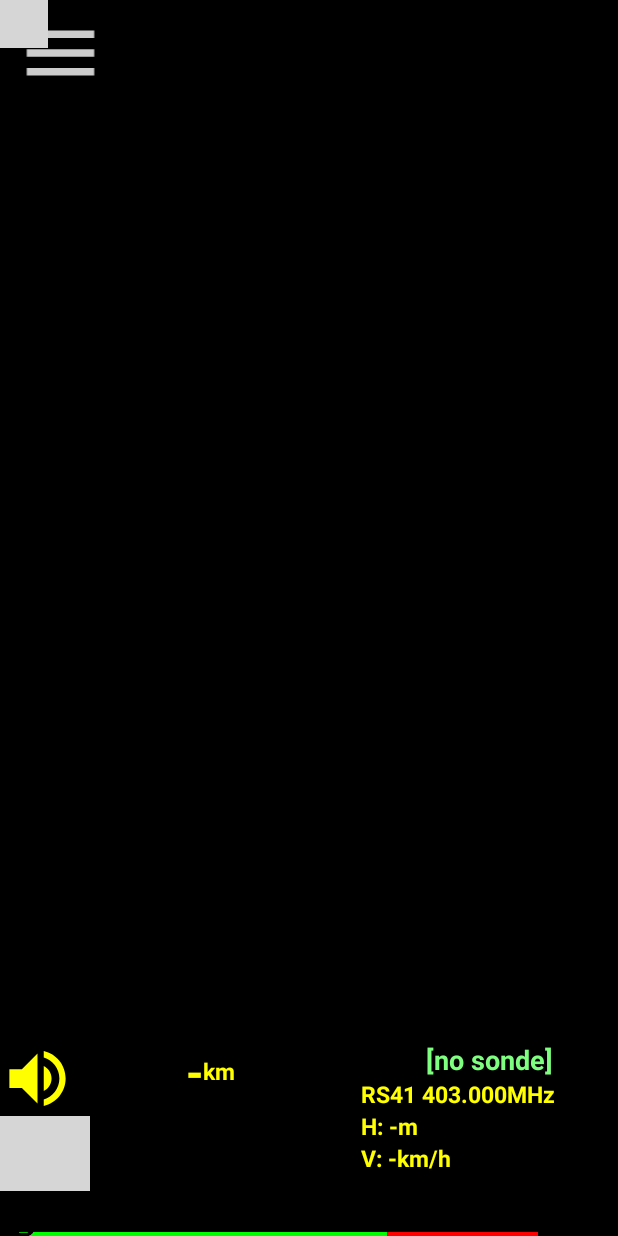
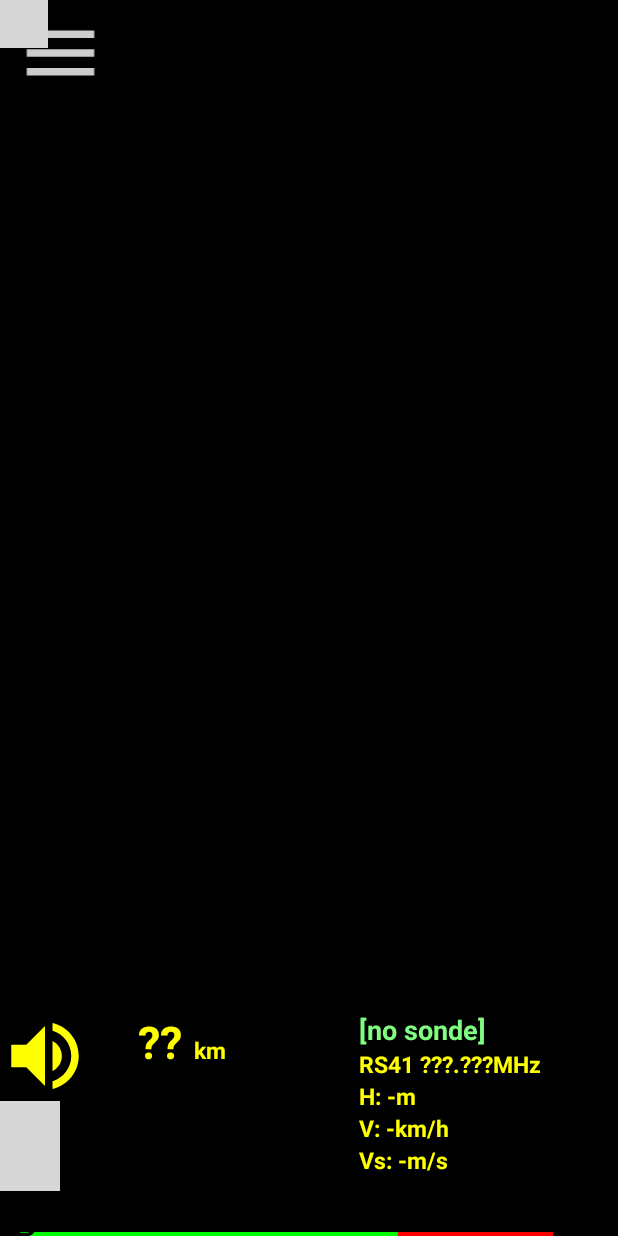
Before and after one commit to buttim/TrovaLaSonda, an Android app: the screen it shows after launch (FullscreenActivity), on a phone screen of 412 x 824 dp. Run offline under Robolectric (Android 15) with nearby library versions, the phone set to English and light mode, and no system bars; our stand-ins replace RxJava; libraries missing offline, so code that uses them is left out: com.harrysoft.androidbluetoothserial, org.osmdroid.config, org.osmdroid.events, org.osmdroid.tileprovider, org.osmdroid.util and 1 more; plain views replace BatteryMeterView, MapView; 4 statements that could not run were skipped; grey boxes are pictures that could not be loaded.

Commit message:
adds vertical speed

```diff
--- a/app/src/main/java/eu/ydiaeresis/trovalasonda/FullscreenActivity.kt
+++ b/app/src/main/java/eu/ydiaeresis/trovalasonda/FullscreenActivity.kt
@@ -97,6 +97,7 @@ class FullscreenActivity : AppCompatActivity(), LocationListener, MapEventsRecei
     private val sondeLevelListDrawable = LevelListDrawable()
     private val handler = Handler(Looper.getMainLooper())
     private var burst=false
+    private var batteryLevel=0
 
     private var receiver = object : BroadcastReceiver() {
         override fun onReceive(context: Context, intent: Intent) {
@@ -511,15 +512,16 @@ class FullscreenActivity : AppCompatActivity(), LocationListener, MapEventsRecei
         binding.rssi.progress = (binding.rssi.max-rssi).toInt()
     }
 
-    private fun updateBattery(v: Int) {
-        binding.batteryMeter.chargeLevel=v
+    private fun updateBattery(percent:Int,mV: Int) {
+        batteryLevel=mV
+        binding.batteryMeter.chargeLevel=percent
     }
 
     @Suppress("UNUSED_PARAMETER")
     private fun mySondyGOSondePos(
-            type: String, freq: Double, name: String, lat: Double, lon: Double,
-            height: Double, vel: Double, sign: Double, bat: Int, afc: Int, bk: Boolean,
-            bktime: Int, batv: Int, mute: Boolean, ver: String
+        type: String, freq: Double, name: String, lat: Double, lon: Double,
+        height: Double, vel: Double, sign: Double, bat: Int, afc: Int, bk: Boolean,
+        bktime: Int, batV: Int, mute: Boolean, ver: String
     ) {
         updateMute(mute)
         updateTypeAndFreq(type, freq)
@@ -545,14 +547,20 @@ class FullscreenActivity : AppCompatActivity(), LocationListener, MapEventsRecei
                 }
                 playSound(R.raw._541192__eminyildirim__balloon_explosion_pop)
             }
+            @Suppress("SetTextI18n")
+            binding.horizontalSpeed.text = "V: ${vel}km/h"
+            if (timeLastSeen!=null) {
+                val verticalSpeed =
+                    (height - this.height) / (timeLastSeen!!.epochSecond - Instant.now().epochSecond)
+                @Suppress("SetTextI18n")
+                binding.verticalSpeed.text = "V: ${verticalSpeed}m/s"
+            }
             heightDelta = newHeightDelta
             this.height = height
-            @Suppress("SetTextI18n")
-            binding.horizontalSpeed.text = "V: ${vel}km/h"
         }
         if (bk && bktime>0 && bktime != 8 * 3600 + 30 * 60) updateBk(bktime)
         updateRSSI(sign)
-        updateBattery(bat)
+        updateBattery(bat,batV)
     }
 
     @Suppress("UNUSED_PARAMETER")
@@ -564,7 +572,7 @@ class FullscreenActivity : AppCompatActivity(), LocationListener, MapEventsRecei
         updateMute(mute)
         sondeLevelListDrawable.level = 0
         updateRSSI(sign)
-        updateBattery(bat)
+        updateBattery(bat,batV)
     }
 
     @Suppress("UNUSED_PARAMETER")
@@ -577,7 +585,7 @@ class FullscreenActivity : AppCompatActivity(), LocationListener, MapEventsRecei
         binding.id.text = name
         sondeLevelListDrawable.level = 0
         updateRSSI(sign)
-        updateBattery(bat)
+        updateBattery(bat,batV)
     }
 
     @Suppress("UNUSED_PARAMETER")
@@ -712,7 +720,15 @@ class FullscreenActivity : AppCompatActivity(), LocationListener, MapEventsRecei
         binding=ActivityFullscreenBinding.inflate(layoutInflater)
         setContentView(binding.root)
         binding.buzzer.setOnClickListener { toggleBuzzer() }
-
+        binding.batteryMeter.setOnClickListener {
+            if (deviceInterface == null)
+                ttgoNotConnectedWarning()
+            else
+                Toast.makeText(applicationContext, "Battery: ${batteryLevel/1000.0}V", Toast.LENGTH_SHORT).apply {
+                    setGravity(Gravity.CENTER_VERTICAL, 0, 0)
+                    show()
+                }
+        }
         binding.lat.setOnClickListener {
             val clipboard = getSystemService(CLIPBOARD_SERVICE) as ClipboardManager
             val clip = ClipData.newPlainText("sonde latitude", binding.lat.text)
@@ -731,7 +747,7 @@ class FullscreenActivity : AppCompatActivity(), LocationListener, MapEventsRecei
                 show()
             }
         }
-        binding.sonde.setOnClickListener {
+        binding.panel.setOnClickListener {
             if (deviceInterface == null) {
                 ttgoNotConnectedWarning()
                 return@setOnClickListener
--- a/app/src/main/res/layout/activity_fullscreen.xml
+++ b/app/src/main/res/layout/activity_fullscreen.xml
@@ -1,16 +1,19 @@
 <?xml version="1.0" encoding="utf-8"?>
 <FrameLayout xmlns:android="http://schemas.android.com/apk/res/android"
     xmlns:tools="http://schemas.android.com/tools"
+    xmlns:app="http://schemas.android.com/apk/res-auto"
     android:id="@+id/frame"
     android:layout_width="match_parent"
     android:layout_height="match_parent"
     android:theme="@style/ThemeOverlay.TrovaLaSonda.ActionBar.Fullscreen"
     tools:context=".FullscreenActivity">
 
-    <org.osmdroid.views.MapView android:id="@+id/map"
+    <org.osmdroid.views.MapView
+        android:id="@+id/map"
         android:layout_width="wrap_content"
         android:layout_height="wrap_content"
-        android:clickable="true"/>
+        android:clickable="true"
+        android:focusable="true" />
 
     <ProgressBar
         android:id="@+id/progress"
@@ -19,115 +22,101 @@
         android:layout_gravity="center"
         android:visibility="gone"/>
 
-    <LinearLayout
-        android:layout_width="match_parent"
-        android:layout_height="wrap_content"
-        android:orientation="vertical"
-        android:layout_gravity="bottom">
-        <LinearLayout
+    <androidx.constraintlayout.widget.ConstraintLayout
+        android:id="@+id/panel"
         android:layout_width="match_parent"
         android:layout_height="wrap_content"
         android:background="#80000000"
-            android:orientation="horizontal"
-            android:baselineAligned="false">
-
-            <LinearLayout
-                android:layout_width="60dp"
-                android:layout_height="match_parent"
-                android:orientation="vertical">
+        android:orientation="vertical"
+        android:layout_gravity="bottom">
 
         <ImageView
             android:id="@+id/buzzer"
-                    android:layout_width="match_parent"
-                    android:layout_height="0dp"
+            android:layout_width="60dp"
+            android:layout_height="60dp"
             android:layout_weight="1"
             android:layout_marginEnd="10dp"
             android:clickable="true"
             android:focusable="true"
             android:background="?android:attr/selectableItemBackground"
             android:src="@drawable/ic_buzzer_on"
-                    android:contentDescription="@string/toggle_buzzer" />
+            android:contentDescription="@string/toggle_buzzer"
+            app:layout_constraintLeft_toLeftOf="parent"
+            app:layout_constraintTop_toTopOf="parent"/>
 
         <eo.view.batterymeter.BatteryMeterView
             android:id="@+id/battery_meter"
-                    android:layout_width="match_parent"
-                    android:layout_height="0dp"
+            android:layout_width="40dp"
+            android:layout_height="60dp"
             android:layout_weight="1"
             android:orientation="horizontal"
-                    xmlns:app="http://schemas.android.com/apk/res-auto"
             app:batteryMeterColor="#FFFF00"
             app:batteryMeterCriticalChargeLevel="15"
             app:batteryMeterCriticalColor="#FF2020"
             app:batteryMeterIndicatorColor="#000000"
             app:batteryMeterIsCharging="false"
             app:batteryMeterTheme="rounded"
-                    app:batteryMeterUnknownColor="#FFFF00" />
-            </LinearLayout>
-            <LinearLayout
+            app:batteryMeterUnknownColor="#FFFF00"
+            app:layout_constraintLeft_toLeftOf="parent"
+            app:layout_constraintTop_toBottomOf="@+id/buzzer"
+            app:layout_constraintBottom_toTopOf="@+id/rssi"/>
+
+        <TextView
+            android:id="@+id/distance"
             android:layout_width="0dp"
             android:layout_height="wrap_content"
-                android:layout_weight="1"
-                android:orientation="vertical">
-                <LinearLayout
-                    android:layout_width="match_parent"
-                    android:layout_height="match_parent"
-                    android:gravity="center"
-                    android:orientation="horizontal">
-                    <TextView
-                        android:id="@+id/distance"
-                        android:layout_width="wrap_content"
-                        android:layout_height="wrap_content"
+            android:layout_marginStart="32dp"
             android:gravity="end"
+            android:text="\??"
             android:textColor="@color/yellow"
             android:textSize="30sp"
             android:textStyle="bold"
-                        android:text="-"
+            app:layout_constraintLeft_toRightOf="@+id/buzzer"
+            app:layout_constraintTop_toTopOf="parent"
             tools:ignore="HardcodedText" />
 
         <TextView
             android:id="@+id/unit"
             android:layout_width="wrap_content"
             android:layout_height="wrap_content"
-                        android:layout_marginEnd="10dp"
+            android:layout_marginStart="8dp"
+            android:text="@string/km"
             android:textColor="@color/yellow"
             android:textSize="15sp"
             android:textStyle="bold"
-                        android:text="@string/km"/>
-                </LinearLayout>
+            app:layout_constraintBaseline_toBaselineOf="@+id/distance"
+            app:layout_constraintStart_toEndOf="@+id/distance" />
+
         <TextView
             android:id="@+id/bk"
-                    android:layout_width="match_parent"
-                    android:layout_height="match_parent"
-                    android:layout_gravity="bottom"
+            android:layout_width="wrap_content"
+            android:layout_height="wrap_content"
+            android:layout_gravity="center_horizontal"
+            android:layout_marginStart="32dp"
+            android:background="#80000000"
+            android:gravity="center"
+            android:text="BK 8:30:00"
+            android:textColor="#FF0000"
             android:textSize="20sp"
             android:textStyle="bold"
-                    android:textColor="#FF0000"
-                    android:background="#80000000"
-                    android:gravity="center"
-                    android:visibility="gone"/>
-            </LinearLayout>
-
-            <LinearLayout
-                android:id="@+id/sonde"
-                android:clickable="true"
-                android:focusable="true"
-                android:background="?android:attr/selectableItemBackground"
-                android:layout_width="0dp"
-                android:layout_weight="1"
-                android:layout_height="wrap_content"
-                android:gravity="start"
-                android:layout_marginStart="10dp"
-                android:orientation="vertical">
+            android:visibility="gone"
+            app:layout_constraintLeft_toRightOf="@+id/buzzer"
+            app:layout_constraintRight_toLeftOf="@+id/id"
+            app:layout_constraintTop_toBottomOf="@+id/distance"
+            tools:ignore="HardcodedText" />
 
         <TextView
             android:id="@+id/id"
-                    android:layout_width="match_parent"
+            android:layout_width="wrap_content"
             android:layout_height="wrap_content"
+            android:gravity="center"
+            android:text="@string/no_sonde"
+            android:textColor="#7FFF7F"
             android:textSize="18sp"
             android:textStyle="bold"
-                    android:textColor="#7FFF7F"
-                    android:gravity="center"
-                    android:text="@string/no_sonde"/>
+            app:layout_constraintLeft_toRightOf="@id/unit"
+            app:layout_constraintRight_toRightOf="parent"
+            app:layout_constraintTop_toTopOf="parent" />
 
         <TextView
             android:id="@+id/type"
@@ -136,16 +125,11 @@
             android:textSize="15sp"
             android:textStyle="bold"
             android:textColor="@color/yellow"
-                    android:text="RS41 403.000MHz"
-                    tools:ignore="HardcodedText" />
+            android:text="RS41 ???.???MHz"
+            tools:ignore="HardcodedText"
+            app:layout_constraintTop_toBottomOf="@id/id"
+            app:layout_constraintLeft_toLeftOf="@+id/id"/>
 
-                <RelativeLayout
-                    android:layout_width="match_parent"
-                    android:layout_height="match_parent">
-                    <LinearLayout
-                        android:layout_width="wrap_content"
-                        android:layout_height="wrap_content"
-                        android:orientation="vertical">
         <TextView
             android:id="@+id/height"
             android:layout_width="wrap_content"
@@ -155,7 +139,10 @@
             android:layout_weight="1"
             android:textColor="@color/yellow"
             android:text="H: -m"
-                            tools:ignore="HardcodedText" />
+            tools:ignore="HardcodedText"
+            app:layout_constraintTop_toBottomOf="@id/type"
+            app:layout_constraintLeft_toLeftOf="@+id/id"/>
+
         <TextView
             android:id="@+id/horizontal_speed"
             android:layout_width="wrap_content"
@@ -165,50 +152,67 @@
             android:layout_weight="1"
             android:textColor="@color/yellow"
             android:text="V: -km/h"
-                            tools:ignore="HardcodedText" />
-                    </LinearLayout>
+            tools:ignore="HardcodedText"
+            app:layout_constraintTop_toBottomOf="@id/height"
+            app:layout_constraintLeft_toLeftOf="@+id/id" />
+
+        <TextView
+            android:id="@+id/vertical_speed"
+            android:layout_width="wrap_content"
+            android:layout_height="0dp"
+            android:textSize="15sp"
+            android:textStyle="bold"
+            android:layout_weight="1"
+            android:textColor="@color/yellow"
+            android:text="Vs: -m/s"
+            tools:ignore="HardcodedText"
+            app:layout_constraintTop_toBottomOf="@id/horizontal_speed"
+            app:layout_constraintLeft_toLeftOf="@+id/id" />
+
         <TextView
             android:id="@+id/direction"
             android:layout_width="wrap_content"
             android:layout_height="wrap_content"
             android:layout_alignParentEnd="true"
+            android:textColor="#FFFF00"
             android:textSize="40sp"
-                        android:textColor="#FFFF00"/>
-                </RelativeLayout>
-            </LinearLayout>
-        </LinearLayout>
-        <RelativeLayout
-            android:layout_width="match_parent"
-            android:layout_height="30dp"
-            android:background="#80000000">
+            app:layout_constraintBottom_toBottomOf="@id/vertical_speed"
+            app:layout_constraintHorizontal_bias="1.0"
+            app:layout_constraintLeft_toRightOf="@+id/height"
+            app:layout_constraintRight_toRightOf="parent"
+            app:layout_constraintTop_toTopOf="@id/height"
+            tools:ignore="HardcodedText" />
 
         <ProgressBar
             android:id="@+id/rssi"
             style="?android:attr/progressBarStyleHorizontal"
-                android:layout_width="match_parent"
+            android:layout_width="0dp"
             android:layout_height="30dp"
-                android:paddingTop="5dp"
-                android:paddingBottom="3dp"
-                android:paddingStart="3dp"
             android:layout_alignParentStart="true"
-                android:layout_marginEnd="10dp"
             android:layout_toStartOf="@+id/dbm"
+            android:background="@drawable/ic_prog_back"
             android:indeterminate="false"
             android:max="157"
             android:minHeight="30dp"
-                android:background="@drawable/ic_prog_back"
-                android:progressDrawable="@drawable/background"/>
+            android:paddingStart="3dp"
+            android:paddingTop="5dp"
+            android:paddingBottom="3dp"
+            android:progressDrawable="@drawable/background"
+            app:layout_constraintBottom_toBottomOf="parent"
+            app:layout_constraintEnd_toStartOf="@+id/dbm"
+            app:layout_constraintStart_toStartOf="parent" />
 
         <TextView
             android:id="@+id/dbm"
             android:layout_width="wrap_content"
-                android:layout_height="match_parent"
+            android:layout_height="wrap_content"
+            android:layout_alignParentEnd="true"
+            android:text="@string/dbm"
+            android:textSize="18sp"
             android:textStyle="bold"
-                android:layout_alignParentEnd="true"
-                android:textSize="18sp"
-                android:text="@string/dbm"/>
-        </RelativeLayout>
-    </LinearLayout>
+            app:layout_constraintBottom_toBottomOf="parent"
+            app:layout_constraintRight_toRightOf="parent" />
+    </androidx.constraintlayout.widget.ConstraintLayout>
 
     <LinearLayout
         android:id="@+id/menu"
```
Also changed, not shown: 1 other file. Lines whose indentation alone changed are shown as unchanged.
